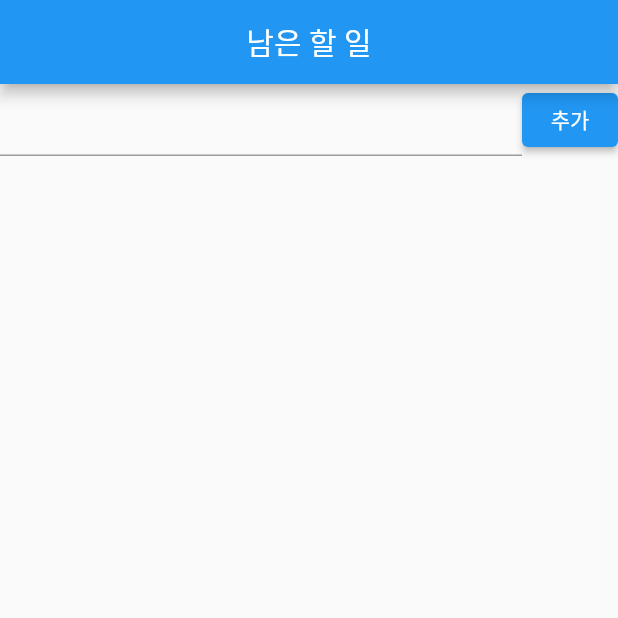
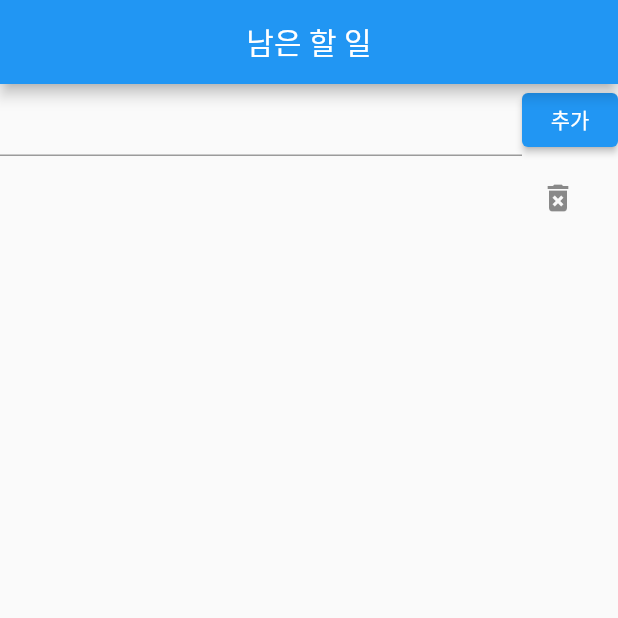
Before and after one commit to doyeooni/todo_app, a Flutter app: the screen it shows after launch, after a tap on "추가", on a phone screen of 412 x 824 dp, the top half of it. Run offline on Flutter 3.47's test engine with Material 2 defaults, Android fonts, the phone set to English and light mode, and no system bars.

Commit message:
todo list

```diff
--- a/lib/main.dart
+++ b/lib/main.dart
@@ -29,7 +29,6 @@ class MyApp extends StatelessWidget {
 class MyHomePage extends StatefulWidget {
   const MyHomePage({super.key, required this.title});
 
-
   final String title;
 
   @override
@@ -43,7 +42,6 @@ class _MyHomePageState extends State<MyHomePage> {
 
   @override
   Widget build(BuildContext context) {
-
     return Scaffold(
       appBar: AppBar(
         title: Text("남은 할 일"),
@@ -55,22 +53,57 @@ class _MyHomePageState extends State<MyHomePage> {
           children: <Widget>[
             Row(
               children: [
-                Expanded(child: TextField(
+                Expanded(
+                    child: TextField(
                   controller: _todoController,
                 )),
-                ElevatedButton(onPressed: () {
-                  print(_todoController.text);
-                }, child: Text('추가')),
+                ElevatedButton(
+                    onPressed: () => _addTodo(Todo(_todoController.text)),
+                    child: Text('추가')),
               ],
             ),
             Expanded(
               child: ListView(
-                children: [],
-              ),
+                children: _items.map((todo) => _buildTodoItem(todo)).toList(),),
             ),
           ],
         ),
       ),
     );
   }
+
+  Widget _buildTodoItem(Todo todo) {
+    return ListTile(
+      onTap: () => _toggleTodo(todo),
+      title: Text(todo.title,
+          style: todo.isDone
+              ? TextStyle(
+                  decoration: TextDecoration.lineThrough,
+                  fontStyle: FontStyle.italic)
+              : null),
+      trailing: IconButton(
+        icon: Icon(Icons.delete_forever),
+        onPressed: () => _deleteTodo(todo),
+      ),
+    );
+  }
+
+  void _addTodo(Todo todo) {
+    setState(() {
+      _items.add(todo);
+      _todoController.text = "";
+    });
+  }
+
+  void _deleteTodo(Todo todo) {
+    setState(() {
+      _items.remove(todo);
+    });
+  }
+
+  void _toggleTodo(Todo todo) {
+    setState(() {
+      todo.isDone = !todo.isDone;
+    });
+  }
 }
```
